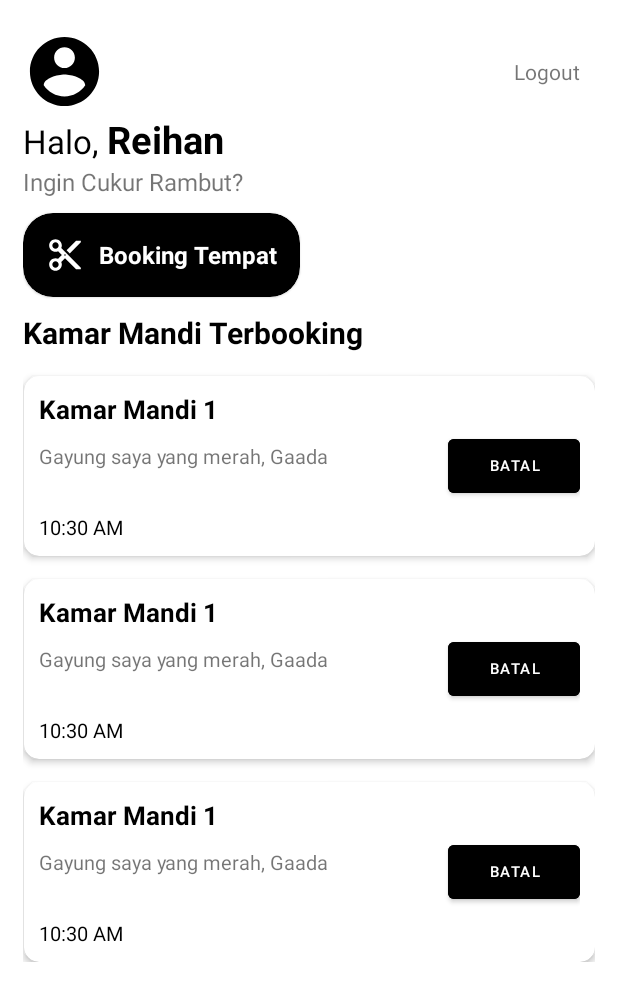
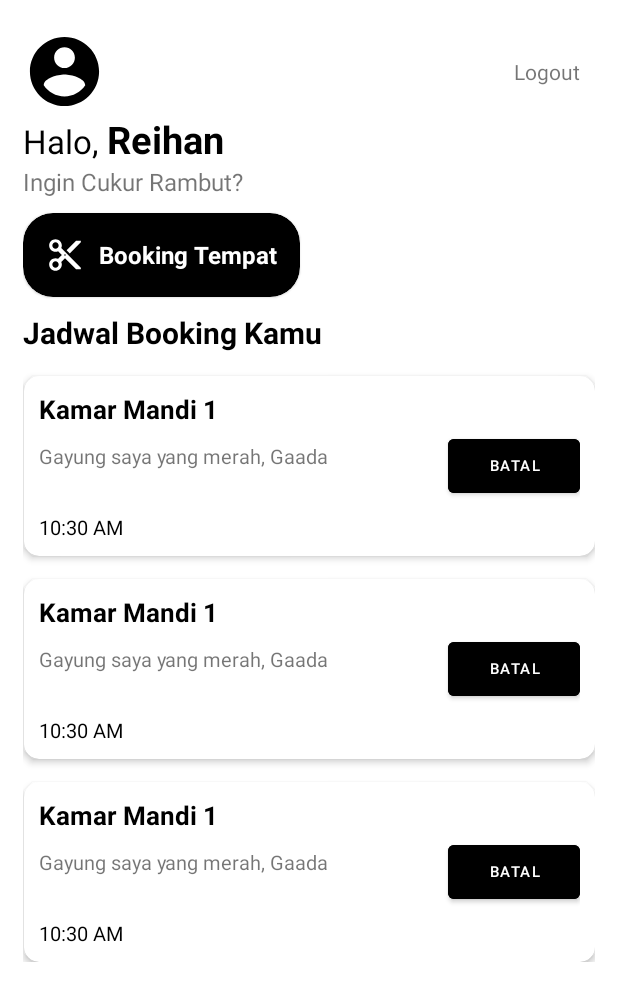
Before and after one commit to ReihanFatilla/BarberKu, an Android app: the layout activity_main.xml on its own in the app's theme, with its tools: preview values and no code run, on a phone screen of 412 x 824 dp. Shown: the top 1001 px of the screen. Run offline under Robolectric (Android 15) with nearby library versions, the phone set to English and light mode, and no system bars.

```diff
--- a/app/src/main/java/com/example/BookBath/presentation/auth/signup/SignUpActivity.kt
+++ b/app/src/main/java/com/example/BookBath/presentation/auth/signup/SignUpActivity.kt
@@ -52,7 +52,7 @@ class SignUpActivity : AppCompatActivity() {
     private fun register() {
         binding.apply{
             val name = edtName.text.toString()
-            val email = edtEmail.text.toString()
+            val email = edtEmail.text.toString().lowercase()
             val password = edtPassword.text.toString()
             val confirmPass = edtPasswordConfirm.text.toString()
 
@@ -83,7 +83,7 @@ class SignUpActivity : AppCompatActivity() {
         mDataseReference.child("email").addValueEventListener(object : ValueEventListener{
             override fun onDataChange(snapshot: DataSnapshot) {
                 var user = snapshot.getValue(User::class.java)
-                if(user?.email == null){
+                if(user?.email?.replace(".", "|")  == null){
                     mDataseReference.child(email.replace(".", "|")).setValue(userRegister)
                     startActivity(Intent(this@SignUpActivity, SignInActivity::class.java))
                 } else {
--- a/app/src/main/res/layout/activity_main.xml
+++ b/app/src/main/res/layout/activity_main.xml
@@ -115,7 +115,7 @@
             android:id="@+id/tv_list_booking"
             android:layout_width="wrap_content"
             android:layout_height="wrap_content"
-            android:text="Kamar Mandi Terbooking"
+            android:text="Jadwal Booking Kamu"
             android:layout_marginTop="10dp"
             android:textColor="@color/black"
             android:textStyle="bold"
--- a/app/src/main/res/values/themes.xml
+++ b/app/src/main/res/values/themes.xml
@@ -1,6 +1,6 @@
 <resources xmlns:tools="http://schemas.android.com/tools">
     <!-- Base application theme. -->
-    <style name="Theme.Bookbath" parent="Theme.MaterialComponents.DayNight.NoActionBar">
+    <style name="Theme.Bookbath" parent="Theme.MaterialComponents.Light.NoActionBar">
         <!-- Primary brand color. -->
         <item name="colorPrimary">@color/purple_500</item>
         <item name="colorPrimaryVariant">@color/purple_700</item>
@@ -10,7 +10,8 @@
         <item name="colorSecondaryVariant">@color/teal_700</item>
         <item name="colorOnSecondary">@color/black</item>
         <!-- Status bar color. -->
-        <item name="android:statusBarColor" tools:targetApi="l">?attr/colorPrimaryVariant</item>
+        <item name="android:statusBarColor" tools:targetApi="l">@color/white</item>
+        <item name="android:windowLightStatusBar" tools:targetApi="m">true</item>
         <!-- Customize your theme here. -->
     </style>
 </resources>
```
Also changed, not shown: app/src/main/java/com/example/BookBath/MainActivity.kt (+28 -1 lines), app/src/main/java/com/example/BookBath/data/sharedpref/LoginPreference.kt (+11 -1 lines), app/src/main/java/com/example/BookBath/presentation/auth/signin/SignInActivity.kt (+2 -5 lines).
